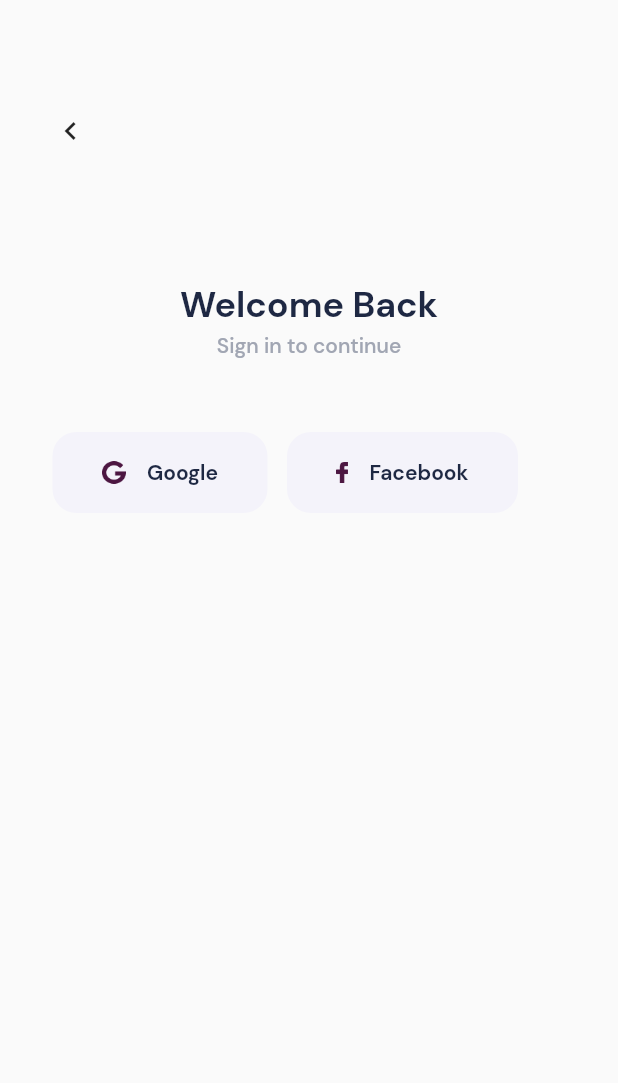
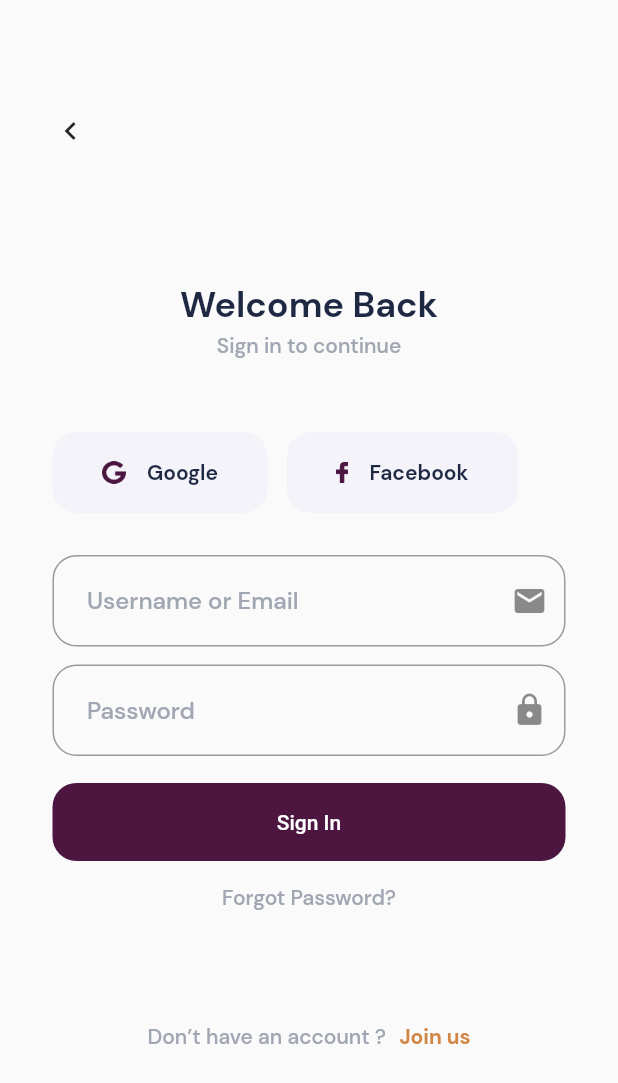
Before and after one commit to asrafilll/art-of-ui-slicing, a Flutter app: the screen it shows after launch, after a tap on "Sign In", on a phone screen of 412 x 824 dp. Shown: the top 1083 px of the screen. Run offline on Flutter 3.47's test engine with Material 2 defaults, Android fonts, the phone set to English and light mode, and no system bars.

Commit message:
Slicing WC Login Page done

```diff
--- a/lib/main.dart
+++ b/lib/main.dart
@@ -10,7 +10,7 @@ class MyApp extends StatelessWidget {
 
   @override
   Widget build(BuildContext context) {
-    return MaterialApp(
+    return const MaterialApp(
       debugShowCheckedModeBanner: false,
       home: WarungCoffeeSplashPage(),
     );
--- /dev/null
+++ b/lib/warung_coffee/components/custom_form_field.dart
@@ -0,0 +1,40 @@
+import 'package:flutter/material.dart';
+
+class CustomFormField extends StatelessWidget {
+  const CustomFormField({
+    super.key,
+    required this.hintText,
+    required this.suffixIcon,
+    this.obscureText = false,
+  });
+
+  final String hintText;
+  final Widget suffixIcon;
+  final bool obscureText;
+
+  @override
+  Widget build(BuildContext context) {
+    return TextFormField(
+      obscureText: obscureText,
+      decoration: InputDecoration(
+        contentPadding: const EdgeInsets.symmetric(
+          horizontal: 23,
+          vertical: 20,
+        ),
+        suffixIcon: suffixIcon,
+        hintText: hintText,
+        hintStyle: const TextStyle(
+          fontFamily: 'DM',
+          fontWeight: FontWeight.w500,
+          color: Color(0XFFA1A6B3),
+        ),
+        border: OutlineInputBorder(
+          borderRadius: BorderRadius.circular(16),
+          borderSide: const BorderSide(
+            color: Color(0XFFE2E6EB),
+          ),
+        ),
+      ),
+    );
+  }
+}
--- /dev/null
+++ b/lib/warung_coffee/components/login_form.dart
@@ -0,0 +1,77 @@
+import 'package:art_of_slicing/warung_coffee/components/custom_form_field.dart';
+import 'package:art_of_slicing/warung_coffee/components/primary_button.dart';
+import 'package:art_of_slicing/warung_coffee/components/social_button.dart';
+import 'package:flutter/material.dart';
+
+class WCLoginForm extends StatelessWidget {
+  const WCLoginForm({super.key});
+
+  @override
+  Widget build(BuildContext context) {
+    return Column(
+      children: [
+        const Text(
+          'Welcome Back',
+          style: TextStyle(
+            fontFamily: 'DM',
+            color: Color(0XFF1E2843),
+            fontWeight: FontWeight.bold,
+            fontSize: 24,
+          ),
+        ),
+        const SizedBox(height: 3),
+        const Text(
+          'Sign in to continue',
+          textAlign: TextAlign.center,
+          style: TextStyle(
+            fontFamily: 'DM',
+            color: Color(0XFFA1A6B3),
+            fontWeight: FontWeight.w500,
+          ),
+        ),
+        const SizedBox(height: 49),
+        Row(
+          children: const [
+            WCSocialButton(
+              img: 'assets/warung_coffee/icon_google.png',
+              title: 'Google',
+            ),
+            SizedBox(width: 13),
+            WCSocialButton(
+              img: 'assets/warung_coffee/icon_fb.png',
+              title: 'Facebook',
+              imgSize: 8,
+            )
+          ],
+        ),
+        const SizedBox(height: 28),
+        const CustomFormField(
+          hintText: 'Username or Email',
+          suffixIcon: Icon(Icons.email),
+        ),
+        const SizedBox(height: 12),
+        const CustomFormField(
+          hintText: 'Password',
+          suffixIcon: Icon(Icons.lock),
+          obscureText: true,
+        ),
+        const SizedBox(height: 18),
+        WCPrimaryButton(
+          title: 'Sign In',
+          onPressed: () {},
+        ),
+        TextButton(
+          onPressed: () {},
+          child: const Text(
+            'Forgot Password?',
+            style: TextStyle(
+              fontFamily: 'DM',
+              fontWeight: FontWeight.w500,
+              color: Color(0XFFA1A6B3),
+            ),
+          ),
+        ),
+      ],
+    );
+  }
+}
--- a/lib/warung_coffee/pages/login_page.dart
+++ b/lib/warung_coffee/pages/login_page.dart
@@ -1,4 +1,4 @@
-import 'package:art_of_slicing/warung_coffee/components/social_button.dart';
+import 'package:art_of_slicing/warung_coffee/components/login_form.dart';
 import 'package:flutter/material.dart';
 
 class WarungCoffeeLoginPage extends StatelessWidget {
@@ -12,6 +12,7 @@ class WarungCoffeeLoginPage extends StatelessWidget {
           horizontal: 35,
           vertical: 75,
         ),
+        child: SingleChildScrollView(
           child: Column(
             crossAxisAlignment: CrossAxisAlignment.start,
             children: [
@@ -24,47 +25,32 @@ class WarungCoffeeLoginPage extends StatelessWidget {
                 ),
               ),
               const SizedBox(height: 88),
-            Center(
-              child: Column(
-                children: [
-                  const Text(
-                    'Welcome Back',
+              const WCLoginForm(),
+              const SizedBox(height: 60),
+              Row(
+                mainAxisAlignment: MainAxisAlignment.center,
+                children: const [
+                  Text(
+                    'Don’t have an account ?',
                     style: TextStyle(
                       fontFamily: 'DM',
-                      color: Color(0XFF1E2843),
-                      fontWeight: FontWeight.bold,
-                      fontSize: 24,
+                      fontWeight: FontWeight.w500,
+                      color: Color(0XFFA1A6B3),
                     ),
                   ),
-                  const SizedBox(height: 3),
-                  const Text(
-                    'Sign in to continue',
-                    textAlign: TextAlign.center,
+                  SizedBox(width: 9),
+                  Text(
+                    'Join us',
                     style: TextStyle(
                       fontFamily: 'DM',
-                      color: Color(0XFFA1A6B3),
-                      fontWeight: FontWeight.w500,
+                      fontWeight: FontWeight.bold,
+                      color: Color(0XFFD18645),
                     ),
                   ),
-                  const SizedBox(height: 49),
-                  Row(
-                    children: const [
-                      WCSocialButton(
-                        img: 'assets/warung_coffee/icon_google.png',
-                        title: 'Google',
-                      ),
-                      SizedBox(width: 13),
-                      WCSocialButton(
-                        img: 'assets/warung_coffee/icon_fb.png',
-                        title: 'Facebook',
-                        imgSize: 8,
+                ],
               )
             ],
           ),
-                ],
-              ),
-            ),
-          ],
         ),
       ),
     );
```
Lines whose indentation alone changed are shown as unchanged.
